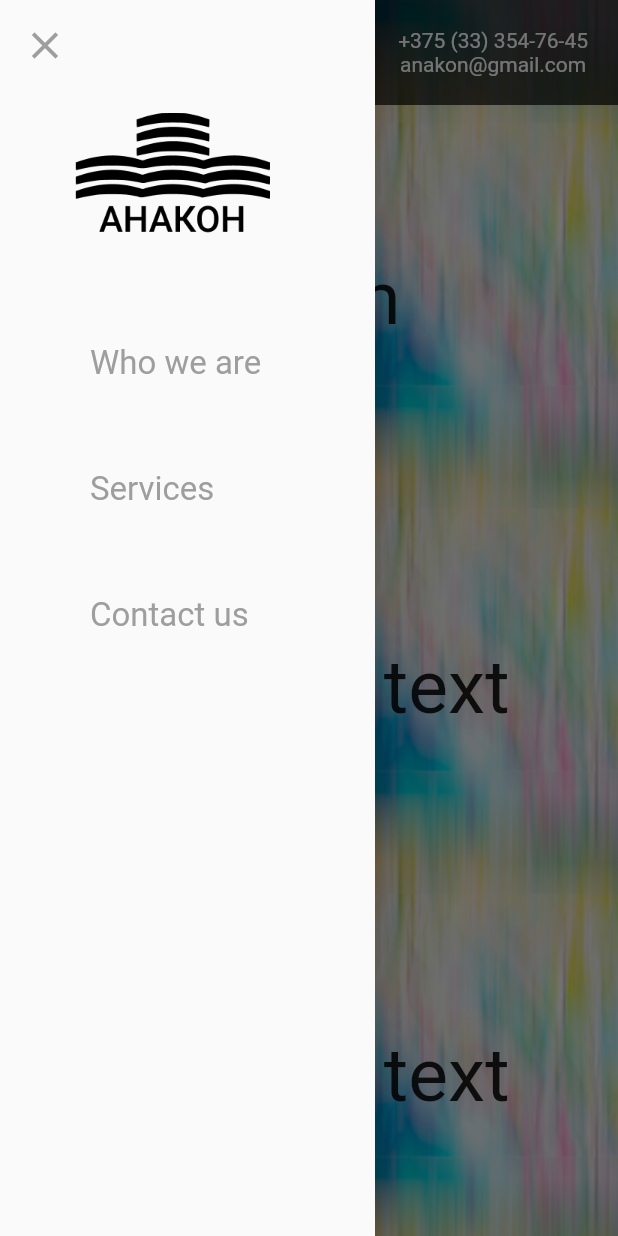
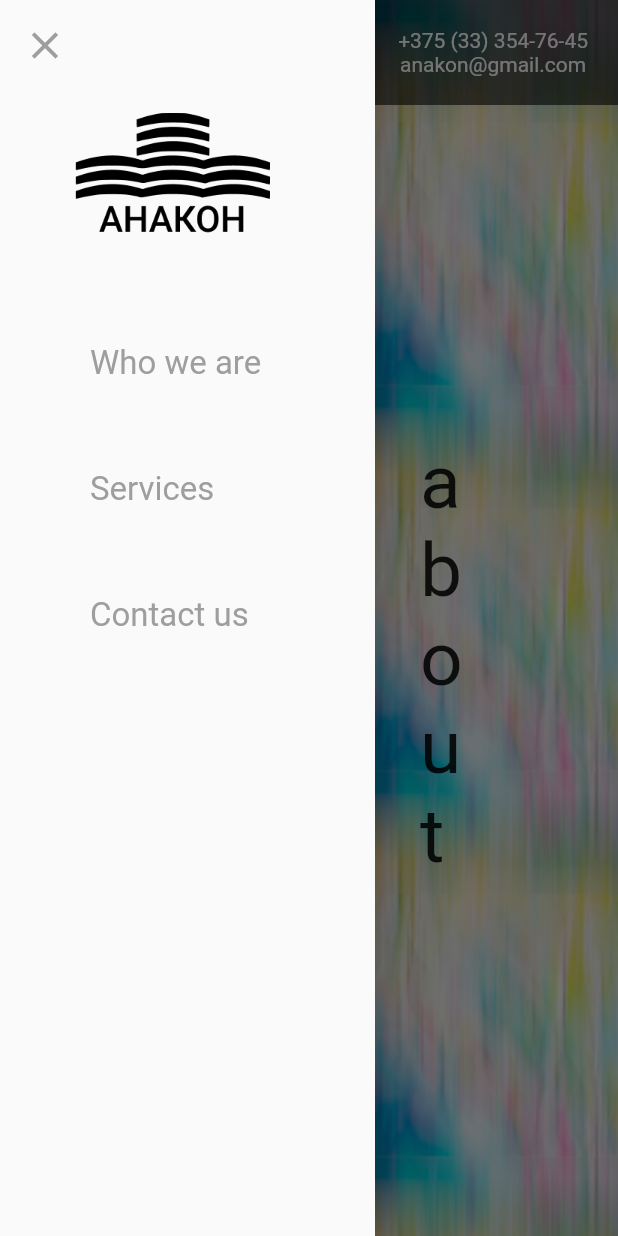
Before and after one commit to kelidon/anakonProject, a Flutter app: the screen it shows after launch, with the side drawer open, on a phone screen of 412 x 824 dp. Run offline on Flutter 3.47's test engine with Material 2 defaults, Android fonts, the phone set to English and light mode, and no system bars; our stand-ins replace flutter_bloc.

Commit message:
[AT-11] Fix logo button on Drawer, add autoscroll on drawer buttons tap

```diff
--- a/lib/main.dart
+++ b/lib/main.dart
@@ -83,7 +83,7 @@ class _ApplicationPageState extends State<ApplicationPage> {
                 backgroundColor: Colors.transparent,
                 drawer: DrawerWidget(),
                 appBar: AppBar(
-                  backgroundColor: Colors.black.withOpacity(0.7),
+                  backgroundColor: Colors.black.withOpacity(0.6),
                   elevation: 0.0,
                   toolbarHeight: 70,
                   leading: Builder(builder: (context) {
--- a/lib/widgets/app_bar/drawer_button_widget.dart
+++ b/lib/widgets/app_bar/drawer_button_widget.dart
@@ -15,9 +15,7 @@ class DrawerButtonWidget extends StatelessWidget {
   Widget build(BuildContext context) {
     return BlocBuilder<DrawerBloc, DrawerButtons>(
       builder: (context, state) {
-        var _style = isTitle
-            ? AppStyles.DRAWER_TITLE
-            : state == buttonName
+        var _style = state == buttonName
             ? AppStyles.DRAWER_BUTTON_ACTIVE
             : AppStyles.DRAWER_BUTTON;
         return InkWell(
@@ -26,7 +24,10 @@ class DrawerButtonWidget extends StatelessWidget {
             onTap();
             Navigator.of(context).pop();
           },
-          child: Container(
+          child: isTitle?
+          Container(
+            child:  Image.asset("assets/images/logo.png", scale: 2,),
+          ):Container(
             padding: EdgeInsets.symmetric(horizontal: 20, vertical: 10),
             child: Text(
               drawerButtonLabels[buttonName],
--- a/lib/widgets/app_bar/drawer_widget.dart
+++ b/lib/widgets/app_bar/drawer_widget.dart
@@ -29,11 +29,10 @@ class DrawerWidget extends StatelessWidget{
                   child: Column(
                     crossAxisAlignment: CrossAxisAlignment.start,
                     children: [
-                      InkWell(
+                      DrawerButtonWidget(
+                        buttonName: DrawerButtons.ANAKON,
+                        isTitle: true,
                         onTap: (){},
-                        child: Container(
-                          child:  Image.asset("assets/images/logo.png", scale: 2,),
-                        ),
                       ),
                       SizedBox(
                         height: 55,
--- a/lib/widgets/content/content_widget.dart
+++ b/lib/widgets/content/content_widget.dart
@@ -1,138 +1,116 @@
+import 'package:anakonProject/bloc/drawer/drawer_bloc.dart';
 import 'package:flutter/cupertino.dart';
+import 'package:flutter/gestures.dart';
+import 'package:flutter/material.dart';
+import 'package:flutter_bloc/flutter_bloc.dart';
 
-class ContentWidget extends StatelessWidget{
+class ContentWidget extends StatefulWidget {
+  @override
+  State<StatefulWidget> createState() => _ContentWidgetState();
+}
+
+class _ContentWidgetState extends State<ContentWidget> {
+  final aboutKey = new GlobalKey();
+  final servicesKey = new GlobalKey();
+  final contactKey = new GlobalKey();
+
+  List<GlobalKey> keysList;
+  GlobalKey currentKey;
+
+  @override
+  void initState() {
+    super.initState();
+    currentKey = aboutKey;
+    keysList = [aboutKey, servicesKey, contactKey];
+  }
+
   @override
   Widget build(BuildContext context) {
-    return Container(
+    var _buttonToKey = {
+      DrawerButtons.ANAKON: aboutKey,
+      DrawerButtons.WHO_WE_ARE: aboutKey,
+      DrawerButtons.SERVICES: servicesKey,
+      DrawerButtons.CONTACT_US: contactKey
+    };
+
+    return Listener(
+      onPointerSignal: (PointerSignalEvent event) {
+        if (event is PointerScrollEvent) {
+          print("event ok");
+          var currentIndex = keysList.indexOf(currentKey);
+          var isLastElement = currentIndex == keysList.length - 1;
+          var isFirstElement = currentIndex == 0;
+          if (event.scrollDelta.dy > 0 && !isLastElement) {
+            print("event scroll down");
+            currentKey = keysList[currentIndex + 1];
+          } else if (event.scrollDelta.dy < 0 && !isFirstElement) {
+            print("event scroll up");
+            currentKey = keysList[currentIndex - 1];
+          }
+          Scrollable.ensureVisible(
+            currentKey.currentContext,
+            alignmentPolicy: ScrollPositionAlignmentPolicy.keepVisibleAtStart,
+            duration: Duration(seconds: 1),
+            curve: Curves.linear,
+          );
+        }
+      },
+      child: BlocListener<DrawerBloc, DrawerButtons>(
+        listener: (context, state) {
+          setState(() {
+            currentKey = _buttonToKey[state];
+          });
+          Scrollable.ensureVisible(
+            _buttonToKey[state].currentContext,
+            alignmentPolicy: ScrollPositionAlignmentPolicy.keepVisibleAtStart,
+            duration: Duration(seconds: 1),
+            curve: Curves.linear,
+          );
+        },
+        child: Container(
             child: Container(
                 alignment: Alignment.center,
                 child: Column(
                   children: [
-                SizedBox(
-                  height: 100,
+                    Container(
+                        key: aboutKey,
+                        decoration: BoxDecoration(
+                          borderRadius: BorderRadius.all(Radius.circular(20)),
+                          color: Colors.indigo.withOpacity(0.4),
                         ),
-                Text("begin", style: TextStyle(fontSize: 50)),
-                SizedBox(
-                  height: 200,
+                        height: 700,
+                        margin: EdgeInsets.only(
+                            right: 200, left: 280, top: 20, bottom: 20),
+                        child: Center(
+                            child:
+                                Text("about", style: TextStyle(fontSize: 50)))),
+                    Container(
+                        key: servicesKey,
+                        decoration: BoxDecoration(
+                          borderRadius: BorderRadius.all(Radius.circular(20)),
+                          color: Colors.indigo.withOpacity(0.6),
                         ),
-                Text("random text", style: TextStyle(fontSize: 50)),
-                SizedBox(
-                  height: 200,
+                        height: 700,
+                        margin: EdgeInsets.only(
+                            right: 200, left: 280, top: 20, bottom: 20),
+                        child: Center(
+                            child: Text("services",
+                                style: TextStyle(fontSize: 50)))),
+                    Container(
+                        key: contactKey,
+                        decoration: BoxDecoration(
+                          borderRadius: BorderRadius.all(Radius.circular(20)),
+                          color: Colors.indigo.withOpacity(0.2),
                         ),
-                Text("random text", style: TextStyle(fontSize: 50)),
-                SizedBox(
-                  height: 200,
+                        height: 700,
+                        margin: EdgeInsets.only(
+                            right: 200, left: 280, top: 20, bottom: 20),
+                        child: Center(
+                            child: Text("contact",
+                                style: TextStyle(fontSize: 50)))),
+                  ],
+                ))),
       ),
-                Text("random text", style: TextStyle(fontSize: 50)),
-                SizedBox(
-                  height: 200,
-                ),
-                Text("random text", style: TextStyle(fontSize: 50)),
-                SizedBox(
-                  height: 200,
-                ),
-                Text("random text", style: TextStyle(fontSize: 50)),
-                SizedBox(
-                  height: 200,
-                ),
-                Text("random text", style: TextStyle(fontSize: 50)),
-                SizedBox(
-                  height: 200,
-                ),
-                Text("random text", style: TextStyle(fontSize: 50)),
-                SizedBox(
-                  height: 200,
-                ),
-                Text("random text", style: TextStyle(fontSize: 50)),
-                SizedBox(
-                  height: 200,
-                ),
-                Text("random text", style: TextStyle(fontSize: 50)),
-                SizedBox(
-                  height: 200,
-                ),
-                Text("random text", style: TextStyle(fontSize: 50)),
-                SizedBox(
-                  height: 200,
-                ),
-                Text("random text", style: TextStyle(fontSize: 50)),
-                SizedBox(
-                  height: 200,
-                ),
-                Text("random text", style: TextStyle(fontSize: 50)),
-                SizedBox(
-                  height: 200,
-                ),
-                Text("random text", style: TextStyle(fontSize: 50)),
-                SizedBox(
-                  height: 200,
-                ),
-                Text("random text", style: TextStyle(fontSize: 50)),
-                SizedBox(
-                  height: 200,
-                ),
-                Text("random text", style: TextStyle(fontSize: 50)),
-                SizedBox(
-                  height: 200,
-                ),
-                Text("random text", style: TextStyle(fontSize: 50)),
-                SizedBox(
-                  height: 200,
-                ),
-                Text("random text", style: TextStyle(fontSize: 50)),
-                SizedBox(
-                  height: 200,
-                ),
-                Text("random text", style: TextStyle(fontSize: 50)),
-                SizedBox(
-                  height: 200,
-                ),
-                Text("random text", style: TextStyle(fontSize: 50)),
-                SizedBox(
-                  height: 200,
-                ),
-                Text("random text", style: TextStyle(fontSize: 50)),
-                SizedBox(
-                  height: 200,
-                ),
-                Text("random text", style: TextStyle(fontSize: 50)),
-                SizedBox(
-                  height: 200,
-                ),
-                Text("random text", style: TextStyle(fontSize: 50)),
-                SizedBox(
-                  height: 200,
-                ),
-                Text("random text", style: TextStyle(fontSize: 50)),
-                SizedBox(
-                  height: 200,
-                ),
-                Text("random text", style: TextStyle(fontSize: 50)),
-                SizedBox(
-                  height: 200,
-                ),
-                Text("random text", style: TextStyle(fontSize: 50)),
-                SizedBox(
-                  height: 200,
-                ),
-                Text("random text", style: TextStyle(fontSize: 50)),
-                SizedBox(
-                  height: 200,
-                ),
-                Text("random text", style: TextStyle(fontSize: 50)),
-                SizedBox(
-                  height: 200,
-                ),
-                Text("random text", style: TextStyle(fontSize: 50)),
-                SizedBox(
-                  height: 200,
-                ),
-                Text("end", style: TextStyle(fontSize: 50)),
-                SizedBox(
-                  height: 200,
-                ),
-              ],
-            )));
+    );
   }
-
 }
```
Lines whose indentation alone changed are shown as unchanged.
